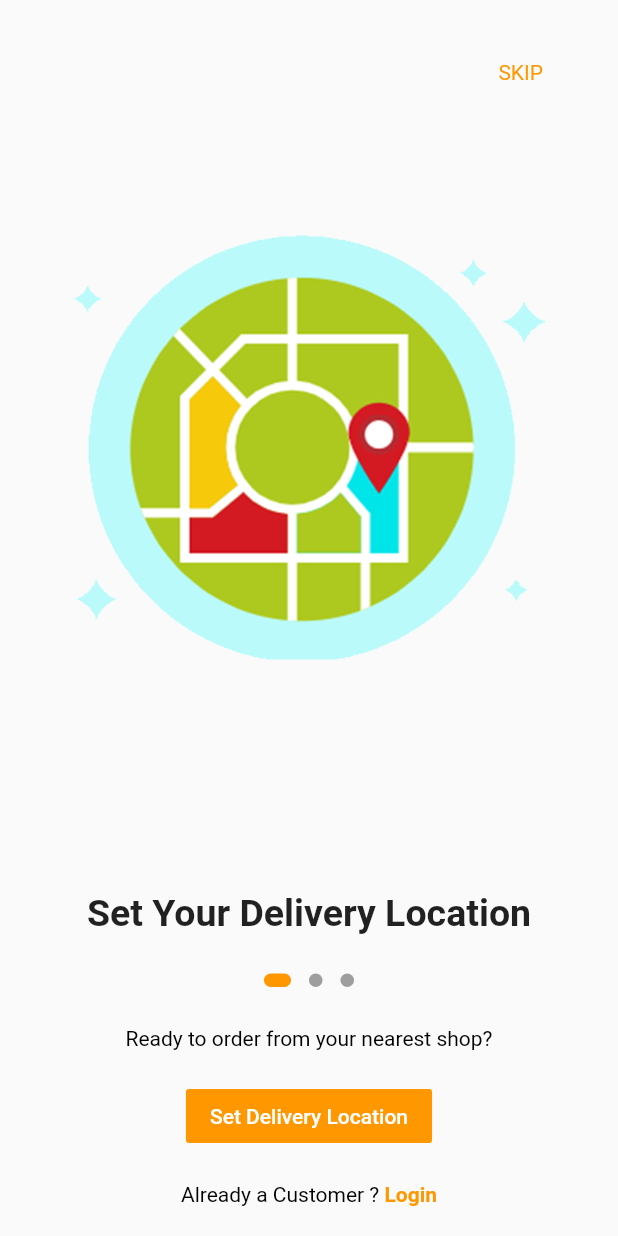
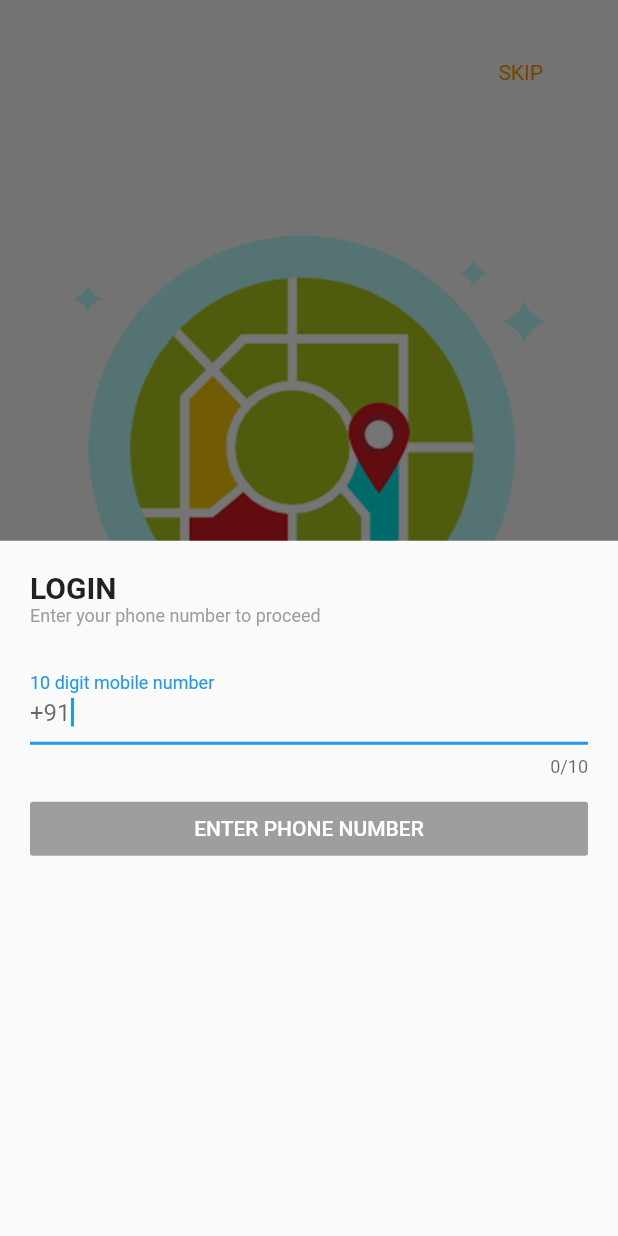
Before and after one commit to sanket27898/Fluttter_cloudKitchen_Customer_app, a Flutter app: the screen it shows after launch, after a tap on an icon or button, on a phone screen of 412 x 824 dp. Run offline on Flutter 3.47's test engine with Material 2 defaults, Android fonts, the phone set to English and light mode, and no system bars; drawn by our look-alikes of dots_indicator.

Commit message:
v3_firebase_phone_authentication here we bulid the login form in the bottom sheet and also use a new widget called AbsordPointer widget

```diff
--- a/lib/main.dart
+++ b/lib/main.dart
@@ -12,6 +12,7 @@ class MyApp extends StatelessWidget {
   @override
   Widget build(BuildContext context) {
     return MaterialApp(
+      theme: ThemeData(primaryColor: Colors.orange),
       home: SplashScreen(),
     );
   }
--- a/lib/screens/welcome_screen.dart
+++ b/lib/screens/welcome_screen.dart
@@ -3,6 +3,82 @@ import 'package:flutter/material.dart';
 import '../screens/onboard_screen.dart';
 
 class WelcomeScreen extends StatelessWidget {
+  bool _validPhoneNumber = false;
+  void showBottomsheet(context) {
+    showModalBottomSheet(
+      context: context,
+      builder: (context) => StatefulBuilder(
+        builder: (BuildContext context, StateSetter myState) {
+          return Container(
+            child: Padding(
+              padding: const EdgeInsets.all(20.0),
+              child: Column(
+                crossAxisAlignment: CrossAxisAlignment.start,
+                children: [
+                  Text(
+                    'LOGIN',
+                    style: TextStyle(fontSize: 20, fontWeight: FontWeight.bold),
+                  ),
+                  Text(
+                    'Enter your phone number to proceed',
+                    style: TextStyle(fontSize: 12, color: Colors.grey),
+                  ),
+                  SizedBox(
+                    height: 20,
+                  ),
+                  TextField(
+                    decoration: InputDecoration(
+                      prefixText: '+91',
+                      labelText: '10 digit mobile number',
+                    ),
+                    autofocus: true,
+                    keyboardType: TextInputType.phone,
+                    maxLength: 10,
+                    onChanged: (value) {
+                      if (value.length == 10) {
+                        myState(() {
+                          _validPhoneNumber = true;
+                        });
+                      } else {
+                        myState(() {
+                          _validPhoneNumber = false;
+                        });
+                      }
+                    },
+                  ),
+                  SizedBox(
+                    height: 10,
+                  ),
+                  Row(
+                    children: [
+                      Expanded(
+                        child: AbsorbPointer(
+                          absorbing: _validPhoneNumber ? false : true,
+                          child: FlatButton(
+                            color: _validPhoneNumber
+                                ? Theme.of(context).primaryColor
+                                : Colors.grey,
+                            child: Text(
+                              _validPhoneNumber
+                                  ? 'CONTINUE'
+                                  : 'ENTER PHONE NUMBER',
+                              style: TextStyle(color: Colors.white),
+                            ),
+                            onPressed: () {},
+                          ),
+                        ),
+                      ),
+                    ],
+                  )
+                ],
+              ),
+            ),
+          );
+        },
+      ),
+    );
+  }
+
   @override
   Widget build(BuildContext context) {
     return Scaffold(
@@ -27,24 +103,26 @@ class WelcomeScreen extends StatelessWidget {
               ),
               Text(
                 'Ready to order from your nearest shop?',
-                style: TextStyle(color: Colors.black),
+                style: TextStyle(color: Colors.grey),
               ),
               SizedBox(height: 20),
               FlatButton(
                 color: Colors.orange,
                 child: Text(
-                  'Set Delivery Location',
+                  'SET DELIVERY LOCATION',
                   style: TextStyle(color: Colors.white),
                 ),
                 onPressed: () {},
               ),
               SizedBox(height: 20),
               InkWell(
-                onTap: () {},
+                onTap: () {
+                  showBottomsheet(context);
+                },
                 child: RichText(
                   text: TextSpan(
                     text: 'Already a Customer ? ',
-                    style: TextStyle(color: Colors.black),
+                    style: TextStyle(color: Colors.grey),
                     children: [
                       TextSpan(
                         text: 'Login',
```
